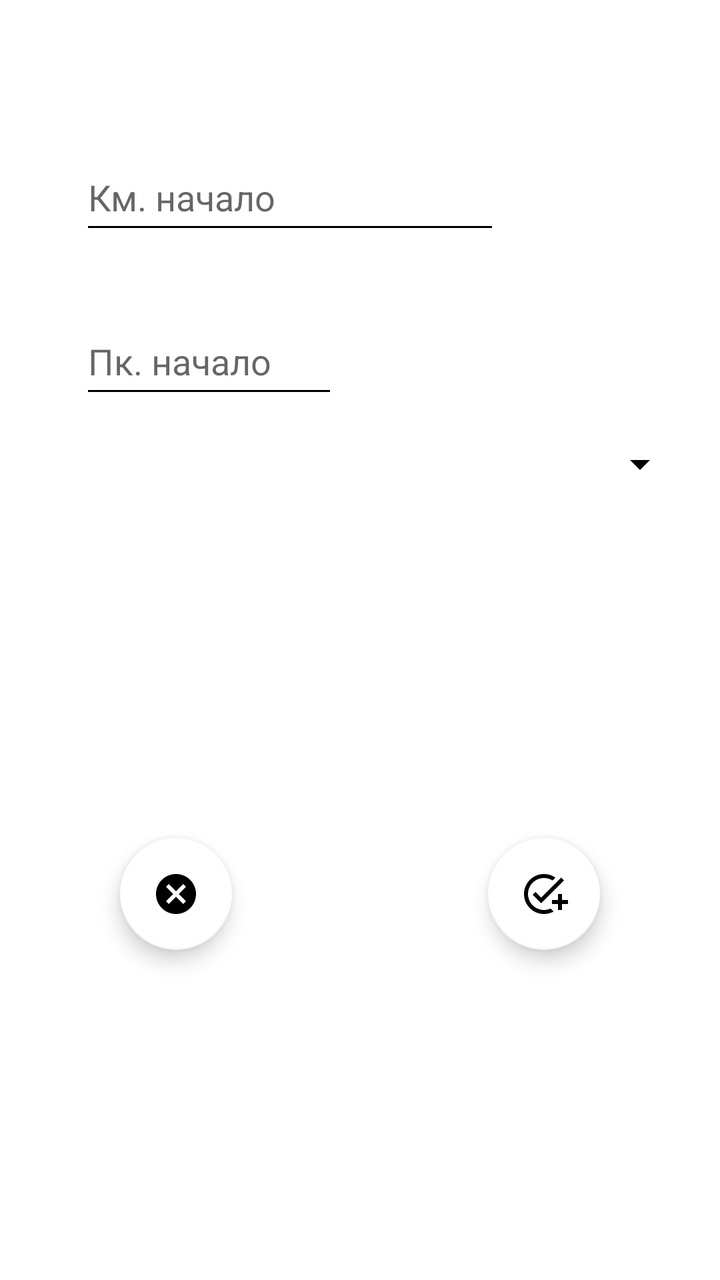
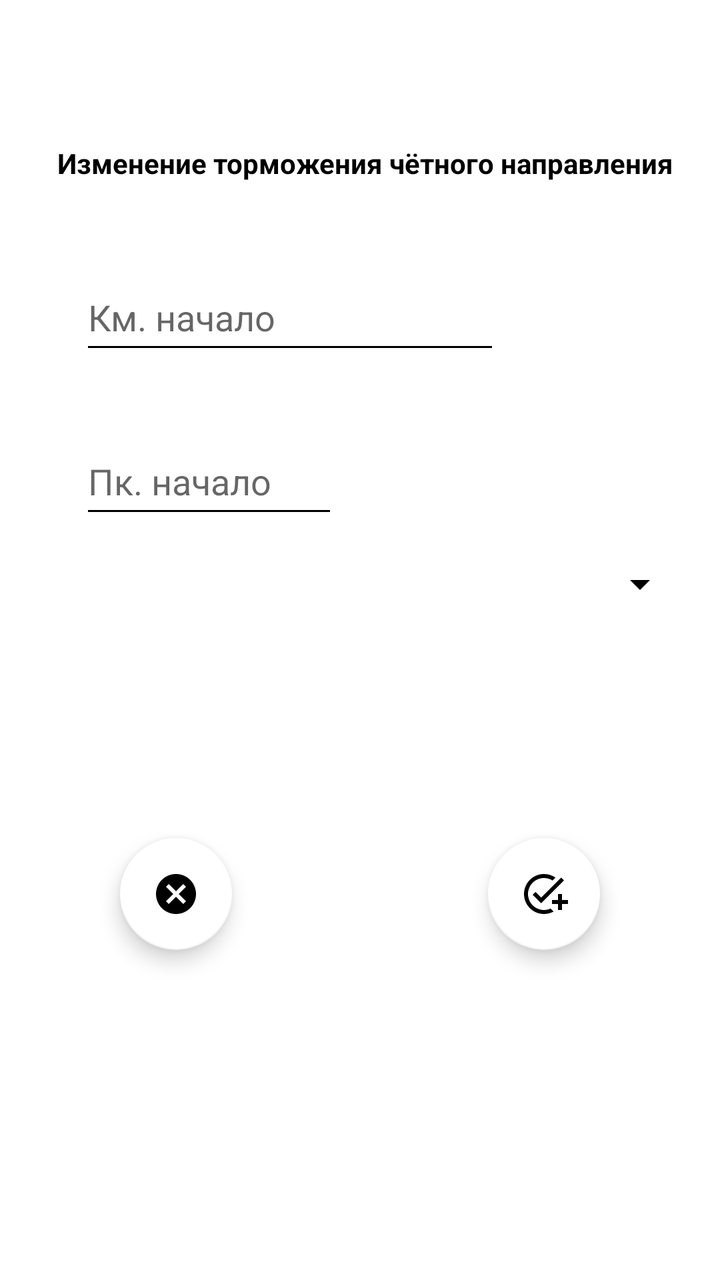

Screens rendered from an Android XML layout before and after an edit, with the pre-edit source and the edit as a unified diff.
<!-- AndroidManifest.xml: application theme Base.Theme.My_Gps_Assistant -->
<!-- res/layout/fragment_update_brake_chet.xml -->
<?xml version="1.0" encoding="utf-8"?>
<androidx.constraintlayout.widget.ConstraintLayout xmlns:android="http://schemas.android.com/apk/res/android"
    xmlns:tools="http://schemas.android.com/tools"
    android:layout_width="match_parent"
    android:layout_height="match_parent"
    xmlns:app="http://schemas.android.com/apk/res-auto"
    android:background="#FFFFFF"
    tools:context=".fragments.chet.brake.update.UpdateBrakeFragmentChet">

    <EditText
        android:id="@+id/ed_update_start_brake_chet"
        android:layout_width="0dp"
        android:layout_height="50dp"
        android:layout_marginStart="40dp"
        android:layout_marginTop="72dp"
        android:ems="10"
        android:hint="@string/fragment_update_km_start_brake_chet"
        android:importantForAutofill="no"
        android:inputType="number"
        android:maxLength="4"
        android:textColor="#000000"
        app:layout_constraintStart_toStartOf="parent"
        app:layout_constraintTop_toTopOf="parent"
        tools:ignore="HardcodedText,TextContrastCheck" />

    <EditText
        android:id="@+id/ed_update_pk_start_brake_chet"
        android:layout_width="129dp"
        android:layout_height="50dp"
        android:layout_marginTop="32dp"
        android:ems="10"
        android:hint="@string/fragment_update_pk_start_brake_chet"
        android:inputType="number"
        android:maxLength="2"
        android:textColor="#000000"
        app:layout_constraintEnd_toEndOf="@+id/ed_update_start_brake_chet"
        app:layout_constraintHorizontal_bias="0.0"
        app:layout_constraintStart_toStartOf="@+id/ed_update_start_brake_chet"
        app:layout_constraintTop_toBottomOf="@+id/ed_update_start_brake_chet"
        tools:ignore="Autofill,HardcodedText,MissingConstraints,TextContrastCheck" />

    <com.google.android.material.floatingactionbutton.FloatingActionButton
        android:id="@+id/fb_update_save_brake_chet"
        android:layout_width="wrap_content"
        android:layout_height="wrap_content"
        android:layout_marginEnd="60dp"
        android:layout_marginBottom="165dp"
        android:clickable="true"
        android:src="@drawable/is_save_update_brake_chet"
        app:backgroundTint="@color/white"
        app:layout_constraintBottom_toBottomOf="parent"
        app:layout_constraintEnd_toEndOf="parent"
        tools:ignore="ContentDescription,KeyboardInaccessibleWidget,SpeakableTextPresentCheck" />

    <com.google.android.material.floatingactionbutton.FloatingActionButton
        android:id="@+id/fb_update_cancel_brake_chet"
        android:layout_width="wrap_content"
        android:layout_height="wrap_content"
        android:layout_marginStart="60dp"
        android:layout_marginBottom="165dp"
        android:clickable="true"
        android:src="@drawable/is_cancel_update_brake_chet"
        app:backgroundTint="@color/white"
        app:layout_constraintBottom_toBottomOf="parent"
        app:layout_constraintStart_toStartOf="parent"
        tools:ignore="ContentDescription,KeyboardInaccessibleWidget,SpeakableTextPresentCheck" />

    <EditText
        android:id="@+id/editBrakeChetUpdate"
        android:visibility="gone"
        android:layout_width="wrap_content"
        android:layout_height="wrap_content"
        android:layout_marginTop="50dp"
        android:ems="10"
        android:inputType="number"
        android:maxLength="2"
        android:textColor="#000000"
        app:layout_constraintStart_toStartOf="@+id/ed_update_pk_start_brake_chet"
        app:layout_constraintTop_toBottomOf="@+id/ed_update_pk_start_brake_chet"
        tools:ignore="Autofill,HardcodedText,TouchTargetSizeCheck" />

    <Spinner
        android:id="@+id/spinnerUpdateChet"
        android:layout_width="match_parent"
        android:layout_height="wrap_content"
        android:layout_margin="16dp"
        android:layout_marginStart="40dp"
        android:layout_marginTop="16dp"
        app:layout_constraintEnd_toEndOf="@+id/ed_update_pk_start_brake_chet"
        app:layout_constraintHorizontal_bias="0.22"
        app:layout_constraintStart_toStartOf="@+id/ed_update_pk_start_brake_chet"
        app:layout_constraintTop_toBottomOf="@+id/ed_update_pk_start_brake_chet"
        tools:ignore="TouchTargetSizeCheck" />

</androidx.constraintlayout.widget.ConstraintLayout>
<!-- resources referenced by this layout -->
<resources>
  <color name="white">#FFFFFFFF</color>
  <!-- drawable is_cancel_update_brake_chet (drawable) -->
  <vector xmlns:android="http://schemas.android.com/apk/res/android" android:height="24dp" android:tint="#2748ED" android:viewportHeight="24" android:viewportWidth="24" android:width="24dp">
        
      <path android:fillColor="@android:color/white" android:pathData="M12,2C6.47,2 2,6.47 2,12s4.47,10 10,10 10,-4.47 10,-10S17.53,2 12,2zM17,15.59L15.59,17 12,13.41 8.41,17 7,15.59 10.59,12 7,8.41 8.41,7 12,10.59 15.59,7 17,8.41 13.41,12 17,15.59z"/>
      
  </vector>
  <!-- drawable is_save_update_brake_chet (drawable) -->
  <vector xmlns:android="http://schemas.android.com/apk/res/android" android:height="24dp" android:tint="#2748ED" android:viewportHeight="24" android:viewportWidth="24" android:width="24dp">
        
      <path android:fillColor="@android:color/white" android:pathData="M22,5.18L10.59,16.6l-4.24,-4.24l1.41,-1.41l2.83,2.83l10,-10L22,5.18zM12,20c-4.41,0 -8,-3.59 -8,-8s3.59,-8 8,-8c1.57,0 3.04,0.46 4.28,1.25l1.45,-1.45C16.1,2.67 14.13,2 12,2C6.48,2 2,6.48 2,12s4.48,10 10,10c1.73,0 3.36,-0.44 4.78,-1.22l-1.5,-1.5C14.28,19.74 13.17,20 12,20zM19,15h-3v2h3v3h2v-3h3v-2h-3v-3h-2V15z"/>
      
  </vector>
  <string name="fragment_update_km_start_brake_chet">Км. начало</string>
  <string name="fragment_update_pk_start_brake_chet">Пк. начало</string>
  <style name="Base.Theme.My_Gps_Assistant" parent="Theme.MaterialComponents.Light.NoActionBar">
          
          <item name="colorPrimary">@color/black</item>
          <item name="colorPrimaryVariant">@color/lavender</item>
          <item name="colorOnPrimary">@color/white</item>
  
          <item name="colorSecondary">@color/teal_200</item>
          <item name="colorSecondaryVariant">@color/teal_700</item>
          <item name="colorOnSecondary">@color/black</item>
  
          <item name="android:statusBarColor">@color/lavender</item>
  
  
          <item name="android:windowFullscreen">true</item>
  
          <item name="android:textColorPrimary">@color/black</item>
          <item name="android:textColorSecondary">@color/black</item>
          <item name="android:textColorTertiary">@color/black</item>
  
  
  
  
  
  
  
      </style>
  <color name="black">#FF000000</color>
  <color name="lavender">#8692f7</color>
  <color name="teal_200">#D58DD5</color>
  <color name="teal_700">#00C2EF</color>
</resources>

<!-- the commit's change to res/layout/fragment_update_brake_chet.xml (unified diff, before → after) -->
@@ -12,7 +12,7 @@
         android:layout_width="0dp"
         android:layout_height="50dp"
         android:layout_marginStart="40dp"
-        android:layout_marginTop="72dp"
+        android:layout_marginTop="20dp"
         android:ems="10"
         android:hint="@string/fragment_update_km_start_brake_chet"
         android:importantForAutofill="no"
@@ -20,7 +20,7 @@
         android:maxLength="4"
         android:textColor="#000000"
         app:layout_constraintStart_toStartOf="parent"
-        app:layout_constraintTop_toTopOf="parent"
+        app:layout_constraintTop_toBottomOf="@+id/textView11"
         tools:ignore="HardcodedText,TextContrastCheck" />
 
     <EditText
@@ -92,4 +92,16 @@
         app:layout_constraintTop_toBottomOf="@+id/ed_update_pk_start_brake_chet"
         tools:ignore="TouchTargetSizeCheck" />
 
+    <TextView
+        android:id="@+id/textView11"
+        android:layout_width="325dp"
+        android:layout_height="40dp"
+        android:layout_marginStart="20dp"
+        android:layout_marginTop="72dp"
+        android:text="@string/zagolovok_update_break_chet"
+        android:textAlignment="center"
+        android:textStyle="bold"
+        app:layout_constraintStart_toStartOf="parent"
+        app:layout_constraintTop_toTopOf="parent" />
+
 </androidx.constraintlayout.widget.ConstraintLayout>
<!-- resource entries referenced after the edit -->
@@ -15,6 +15,7 @@
   </vector>
   <string name="fragment_update_km_start_brake_chet">Км. начало</string>
   <string name="fragment_update_pk_start_brake_chet">Пк. начало</string>
+  <string name="zagolovok_update_break_chet">Изменение торможения чётного направления</string>
   <style name="Base.Theme.My_Gps_Assistant" parent="Theme.MaterialComponents.Light.NoActionBar">
           
           <item name="colorPrimary">@color/black</item>
